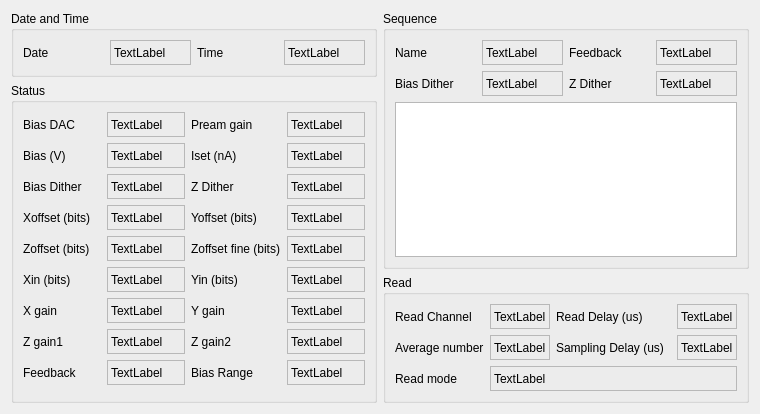
Above: pyqt5 STM software/ui/DepositionInfo.ui from freestylexyz/STM-pyqt5-software before the change. Below: the same form after it.
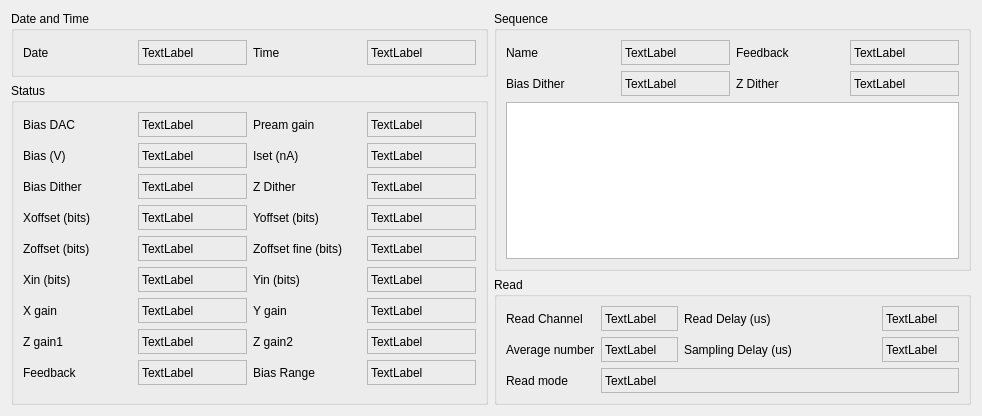
That is the form after the change.

```diff
--- a/pyqt5 STM software/ui/DepositionInfo.ui
+++ b/pyqt5 STM software/ui/DepositionInfo.ui
@@ -9,8 +9,8 @@
    <rect>
     <x>0</x>
     <y>0</y>
-    <width>760</width>
-    <height>414</height>
+    <width>982</width>
+    <height>416</height>
    </rect>
   </property>
   <property name="windowTitle">
```
Left out of the diff: 60 changed lines with no effect on the pictures.
